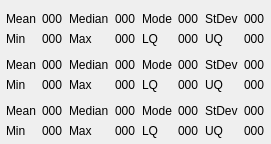
Above: src/plugins/openmv/histogram/openmvpluginhistogram.ui from openmv/qt-creator before the change. Below: the same form after it.
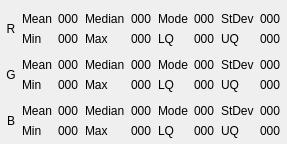
That is the form after the change. Custom widgets are drawn as their Qt base class.

Commit message:
Move the histogram channel label beside the stats
The R/G/B (Y, L/A/B, Y/U/V) channel identity was the plot's y-axis label, which
disappears once the plot is shrunk down. Move it out of the plot: each stats
grid is now wrapped in a horizontal layout with a channel QLabel on the left,
spanning both the Mean and Min rows, so the channel is always visible however
small the graphs get. The label is pinned to its minimum width so it hugs the
left edge, and its text is set wherever the y-axis label used to be.

Patch:
```diff
--- a/src/plugins/openmv/histogram/openmvpluginhistogram.ui
+++ b/src/plugins/openmv/histogram/openmvpluginhistogram.ui
@@ -26,7 +26,10 @@
    </item>
    <item>
     <widget class="QWidget" name="C0Stats" native="true">
-     <layout class="QGridLayout" name="C0StatsLayout">
+     <layout class="QHBoxLayout" name="C0StatsOuterLayout">
+      <property name="spacing">
+       <number>6</number>
+      </property>
       <property name="leftMargin">
        <number>6</number>
       </property>
@@ -39,6 +42,30 @@
       <property name="bottomMargin">
        <number>0</number>
       </property>
+      <item>
+       <widget class="QLabel" name="C0ChannelLabel">
+        <property name="alignment">
+         <set>Qt::AlignCenter</set>
+        </property>
+        <property name="text">
+         <string>R</string>
+        </property>
+       </widget>
+      </item>
+      <item>
+       <layout class="QGridLayout" name="C0StatsLayout">
+        <property name="leftMargin">
+         <number>0</number>
+        </property>
+        <property name="topMargin">
+         <number>0</number>
+        </property>
+        <property name="rightMargin">
+         <number>0</number>
+        </property>
+        <property name="bottomMargin">
+         <number>0</number>
+        </property>
       <item row="1" column="1">
        <widget class="Utils::ElidingLabel" name="C0MinValue">
         <property name="text">
@@ -151,6 +178,8 @@
         </property>
        </widget>
       </item>
+       </layout>
+      </item>
      </layout>
     </widget>
    </item>
@@ -159,7 +188,10 @@
    </item>
    <item>
     <widget class="QWidget" name="C1Stats" native="true">
-     <layout class="QGridLayout" name="C1StatsLayout">
+     <layout class="QHBoxLayout" name="C1StatsOuterLayout">
+      <property name="spacing">
+       <number>6</number>
+      </property>
       <property name="leftMargin">
        <number>6</number>
       </property>
@@ -172,6 +204,30 @@
       <property name="bottomMargin">
        <number>0</number>
       </property>
+      <item>
+       <widget class="QLabel" name="C1ChannelLabel">
+        <property name="alignment">
+         <set>Qt::AlignCenter</set>
+        </property>
+        <property name="text">
+         <string>G</string>
+        </property>
+       </widget>
+      </item>
+      <item>
+       <layout class="QGridLayout" name="C1StatsLayout">
+        <property name="leftMargin">
+         <number>0</number>
+        </property>
+        <property name="topMargin">
+         <number>0</number>
+        </property>
+        <property name="rightMargin">
+         <number>0</number>
+        </property>
+        <property name="bottomMargin">
+         <number>0</number>
+        </property>
       <item row="1" column="1">
        <widget class="Utils::ElidingLabel" name="C1MinValue">
         <property name="text">
@@ -284,6 +340,8 @@
         </property>
        </widget>
       </item>
+       </layout>
+      </item>
      </layout>
     </widget>
    </item>
@@ -292,7 +350,10 @@
    </item>
    <item>
     <widget class="QWidget" name="C2Stats" native="true">
-     <layout class="QGridLayout" name="C2StatsLayout">
+     <layout class="QHBoxLayout" name="C2StatsOuterLayout">
+      <property name="spacing">
+       <number>6</number>
+      </property>
       <property name="leftMargin">
        <number>6</number>
       </property>
@@ -305,6 +366,30 @@
       <property name="bottomMargin">
        <number>0</number>
       </property>
+      <item>
+       <widget class="QLabel" name="C2ChannelLabel">
+        <property name="alignment">
+         <set>Qt::AlignCenter</set>
+        </property>
+        <property name="text">
+         <string>B</string>
+        </property>
+       </widget>
+      </item>
+      <item>
+       <layout class="QGridLayout" name="C2StatsLayout">
+        <property name="leftMargin">
+         <number>0</number>
+        </property>
+        <property name="topMargin">
+         <number>0</number>
+        </property>
+        <property name="rightMargin">
+         <number>0</number>
+        </property>
+        <property name="bottomMargin">
+         <number>0</number>
+        </property>
       <item row="1" column="1">
        <widget class="Utils::ElidingLabel" name="C2MinValue">
         <property name="text">
@@ -416,6 +501,8 @@
          <string>000</string>
         </property>
        </widget>
+      </item>
+       </layout>
       </item>
      </layout>
     </widget>
```
The commit also changes 1 other file.
